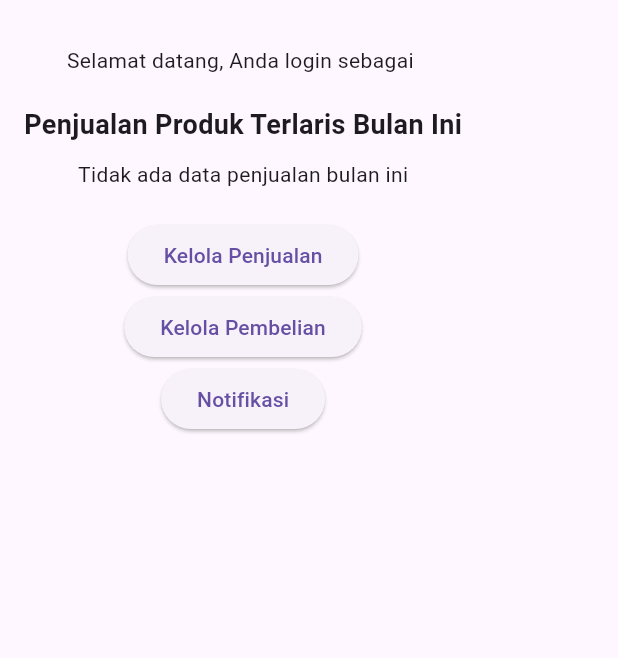
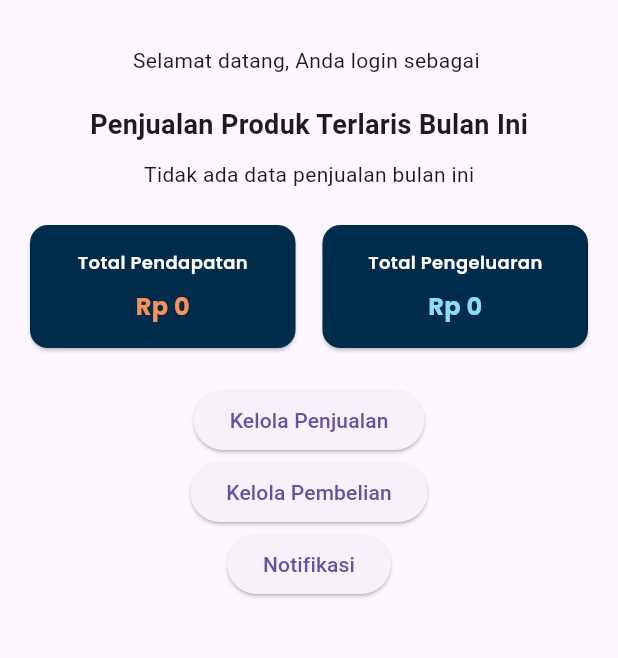
Before and after one commit to riofach/YStore, a Flutter app: the DashboardScreen screen opened directly with empty values, on a phone screen of 412 x 824 dp, the part 63-721 px from its top. Run offline on Flutter 3.47's test engine with Material 3 defaults, Android fonts, the light colour scheme and no system bars; our stand-ins replace another_flutter_splash_screen, cloud_firestore, dropdown_button2, firebase_auth, firebase_core, fl_chart and 5 more; missing offline and left inert: bcrypt; accounts and stored records are empty.

Commit message:
add Total Pendapatan dan Pengeluaran

```diff
--- a/lib/screens/dashboard_screen.dart
+++ b/lib/screens/dashboard_screen.dart
@@ -3,6 +3,8 @@ import 'dart:math';
 import 'package:flutter/material.dart';
 import 'package:cloud_firestore/cloud_firestore.dart';
 import 'package:fl_chart/fl_chart.dart';
+import 'package:intl/intl.dart';
+import 'package:ystore/config/app_color.dart';
 import '../services/auth_service.dart';
 import 'login.dart';
 import 'manage_role.dart';
@@ -25,6 +27,8 @@ class _DashboardScreenState extends State<DashboardScreen> {
   final FirebaseFirestore _firestore = FirebaseFirestore.instance;
   Map<String, double> salesData = {};
   List<Color> colors = [];
+  double totalRevenue = 0.0;
+  double totalExpenses = 0.0;
 
   Stream<Map<String, double>> _fetchSalesData() {
     DateTime now = DateTime.now();
@@ -36,22 +40,52 @@ class _DashboardScreenState extends State<DashboardScreen> {
         .where('saleDate', isGreaterThanOrEqualTo: startOfMonth)
         .where('saleDate', isLessThanOrEqualTo: endOfMonth)
         .snapshots()
-        .asyncMap((snapshot) async {
+        .map((snapshot) {
       Map<String, double> tempData = {};
+      double revenue = 0.0;
       for (var sale in snapshot.docs) {
         Map<String, dynamic> saleData = sale.data() as Map<String, dynamic>;
+        revenue += saleData['totalAmount'] ?? 0.0;
         for (var product in saleData['products']) {
           String productName = product['name'] ?? 'Unknown';
           int quantity = product['quantity'] ?? 0;
           tempData[productName] = (tempData[productName] ?? 0) + quantity;
         }
       }
+      totalRevenue = revenue;
       return tempData;
     }).map((tempData) {
       List<MapEntry<String, double>> sortedEntries = tempData.entries.toList()
         ..sort((a, b) => b.value.compareTo(a.value));
       return Map.fromEntries(sortedEntries.take(10));
     });
+  }
+
+  Stream<double> _fetchTotalExpenses() {
+    DateTime now = DateTime.now();
+    DateTime startOfMonth = DateTime(now.year, now.month, 1);
+    DateTime endOfMonth = DateTime(now.year, now.month + 1, 0);
+
+    return _firestore
+        .collection('purchases')
+        .where('purchaseDate', isGreaterThanOrEqualTo: startOfMonth)
+        .where('purchaseDate', isLessThanOrEqualTo: endOfMonth)
+        .snapshots()
+        .map((snapshot) {
+      double expenses = 0.0;
+      for (var purchase in snapshot.docs) {
+        Map<String, dynamic> purchaseData =
+            purchase.data() as Map<String, dynamic>;
+        expenses += purchaseData['totalAmount'] ?? 0.0;
+      }
+      return expenses;
+    });
+  }
+
+  String formatRupiah(double amount) {
+    final formatter =
+        NumberFormat.currency(locale: 'id_ID', symbol: 'Rp ', decimalDigits: 0);
+    return formatter.format(amount);
   }
 
   @override
@@ -73,7 +107,18 @@ class _DashboardScreenState extends State<DashboardScreen> {
           ),
         ],
       ),
-      body: StreamBuilder<Map<String, double>>(
+      body: SingleChildScrollView(
+        child: Padding(
+          padding: const EdgeInsets.all(16.0),
+          child: Column(
+            mainAxisAlignment: MainAxisAlignment.center,
+            children: [
+              Text('Selamat datang, Anda login sebagai ${widget.role}'),
+              SizedBox(height: 20),
+              Text('Penjualan Produk Terlaris Bulan Ini',
+                  style: TextStyle(fontSize: 18, fontWeight: FontWeight.bold)),
+              SizedBox(height: 10),
+              StreamBuilder<Map<String, double>>(
                 stream: _fetchSalesData(),
                 builder: (context, snapshot) {
                   if (snapshot.connectionState == ConnectionState.waiting) {
@@ -87,19 +132,7 @@ class _DashboardScreenState extends State<DashboardScreen> {
                           salesData.length, (index) => generateRandomColor());
                     }
 
-            return SingleChildScrollView(
-              child: Padding(
-                padding: const EdgeInsets.all(16.0),
-                child: Column(
-                  mainAxisAlignment: MainAxisAlignment.center,
-                  children: [
-                    Text('Selamat datang, Anda login sebagai ${widget.role}'),
-                    SizedBox(height: 20),
-                    Text('Penjualan Produk Terlaris Bulan Ini',
-                        style: TextStyle(
-                            fontSize: 18, fontWeight: FontWeight.bold)),
-                    SizedBox(height: 10),
-                    salesData.isEmpty
+                    return salesData.isEmpty
                         ? Text('Tidak ada data penjualan bulan ini')
                         : Column(
                             children: [
@@ -142,8 +175,7 @@ class _DashboardScreenState extends State<DashboardScreen> {
                                         SizedBox(width: 10),
                                         Expanded(
                                           child: Text(
-                                            '${entry.key}',
-                                            // '${entry.key}: ${entry.value} Item',
+                                            '${entry.key}: ${entry.value}',
                                             style:
                                                 TextStyle(color: Colors.black),
                                           ),
@@ -154,6 +186,92 @@ class _DashboardScreenState extends State<DashboardScreen> {
                                 }).toList(),
                               ),
                             ],
+                          );
+                  }
+                },
+              ),
+              SizedBox(height: 20),
+              StreamBuilder<double>(
+                stream: _fetchTotalExpenses(),
+                builder: (context, snapshot) {
+                  if (snapshot.connectionState == ConnectionState.waiting) {
+                    return Center(child: CircularProgressIndicator());
+                  } else if (snapshot.hasError) {
+                    return Center(child: Text('Error: ${snapshot.error}'));
+                  } else {
+                    totalExpenses = snapshot.data ?? 0.0;
+                    return Row(
+                      mainAxisAlignment: MainAxisAlignment.spaceBetween,
+                      children: [
+                        Expanded(
+                          child: Card(
+                            color: AppColor.primary,
+                            child: Padding(
+                              padding: const EdgeInsets.all(16.0),
+                              child: Column(
+                                crossAxisAlignment: CrossAxisAlignment.center,
+                                children: [
+                                  Text(
+                                    'Total Pendapatan',
+                                    style: TextStyle(
+                                      fontFamily: 'Poppins',
+                                      fontSize: 12,
+                                      fontWeight: FontWeight.w600,
+                                      color: AppColor.white,
+                                    ),
+                                  ),
+                                  SizedBox(height: 10),
+                                  Text(
+                                    formatRupiah(totalRevenue),
+                                    style: TextStyle(
+                                      fontFamily: 'Poppins',
+                                      fontSize: 16,
+                                      fontWeight: FontWeight.w700,
+                                      color: AppColor.orange,
+                                    ),
+                                  ),
+                                ],
+                              ),
+                            ),
+                          ),
+                        ),
+                        SizedBox(width: 10),
+                        Expanded(
+                          child: Card(
+                            color: AppColor.primary,
+                            child: Padding(
+                              padding: const EdgeInsets.all(16.0),
+                              child: Column(
+                                crossAxisAlignment: CrossAxisAlignment.center,
+                                children: [
+                                  Text(
+                                    'Total Pengeluaran',
+                                    style: TextStyle(
+                                      fontFamily: 'Poppins',
+                                      fontSize: 12,
+                                      fontWeight: FontWeight.w600,
+                                      color: AppColor.white,
+                                    ),
+                                  ),
+                                  SizedBox(height: 10),
+                                  Text(
+                                    formatRupiah(totalExpenses),
+                                    style: TextStyle(
+                                      fontFamily: 'Poppins',
+                                      fontSize: 16,
+                                      fontWeight: FontWeight.w700,
+                                      color: AppColor.secondary,
+                                    ),
+                                  ),
+                                ],
+                              ),
+                            ),
+                          ),
+                        ),
+                      ],
+                    );
+                  }
+                },
               ),
               SizedBox(height: 20),
               if (widget.role == 'superAdmin')
@@ -200,9 +318,6 @@ class _DashboardScreenState extends State<DashboardScreen> {
             ],
           ),
         ),
-            );
-          }
-        },
       ),
     );
   }
--- a/lib/screens/splash_screen.dart
+++ b/lib/screens/splash_screen.dart
@@ -47,7 +47,7 @@ class SplashScreen extends StatelessWidget {
             const Text(
               "Yudi Store",
               style: TextStyle(
-                color: Colors.white,
+                color: AppColor.white,
                 fontSize: 20,
                 fontFamily: "Poppins",
                 fontWeight: FontWeight.w600,
@@ -58,7 +58,7 @@ class SplashScreen extends StatelessWidget {
               height: 20,
             ),
             const SpinKitThreeBounce(
-              color: Colors.white,
+              color: AppColor.white,
               size: 24.0,
               duration: Duration(milliseconds: 1500),
             )
```
Also changed, not shown: lib/screens/login.dart (+17 -4 lines), lib/screens/manage_product.dart (+13 -8 lines), lib/screens/manage_role.dart (+14 -11 lines), lib/screens/register.dart (+4 -4 lines), lib/services/add_product.dart (+8 -17 lines), pubspec.lock, 8 other files. Lines whose indentation alone changed are shown as unchanged.
